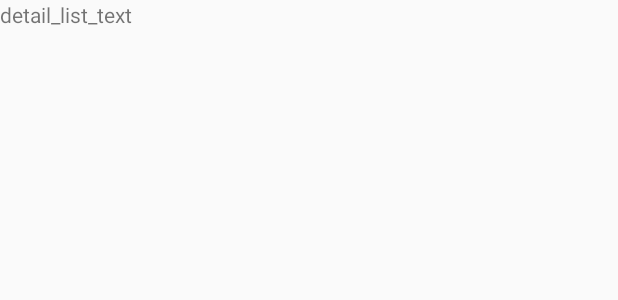
After one commit to AxmetES/conrtol_19.04.18_room_db, an Android app: the layout list_details_rv.xml on its own in the app's theme, with its tools: preview values and no code run, on a phone screen of 412 x 824 dp. The commit adds this screen. Shown: the top 300 px of the screen. Run offline under Robolectric (Android 15) with nearby library versions, the phone set to English and light mode, and no system bars.

Commit message:
in progress @TypeConverters mb full not test, add Second Adapter !

```diff
--- a/app/src/main/java/com/appcontroll/appcontroll_lists_db/Activitys/MainListAdapter.java
+++ b/app/src/main/java/com/appcontroll/appcontroll_lists_db/Activitys/MainListAdapter.java
@@ -28,7 +28,7 @@ class MainListAdapter extends RecyclerView.Adapter<MainListAdapter.ViewHolder>{
 
     @Override
     public MainListAdapter.ViewHolder onCreateViewHolder(ViewGroup parent, int viewType) {
-        View view = LayoutInflater.from(parent.getContext()).inflate(R.layout.list_ltem,parent,false);
+        View view = LayoutInflater.from(parent.getContext()).inflate(R.layout.list_ltem_rv,parent,false);
         return new ViewHolder(view);
     }
 
@@ -61,10 +61,8 @@ class MainListAdapter extends RecyclerView.Adapter<MainListAdapter.ViewHolder>{
                         Toast.makeText(context,"list deleted", Toast.LENGTH_SHORT).show();
                         return false;
                     }
-
                 });
                 popupMenu.show();
-
             }
         });
     }
--- a/app/src/main/java/com/appcontroll/appcontroll_lists_db/DAO/ToDoListDAO.java
+++ b/app/src/main/java/com/appcontroll/appcontroll_lists_db/DAO/ToDoListDAO.java
@@ -8,6 +8,7 @@ import android.arch.persistence.room.Query;
 import com.appcontroll.appcontroll_lists_db.Entitys.EntityItemList;
 import com.appcontroll.appcontroll_lists_db.Entitys.TodoList;
 
+import java.util.Date;
 import java.util.List;
 
 @Dao
@@ -22,6 +23,9 @@ public interface ToDoListDAO {
     @Query("SELECT * FROM listnametb")
     public List<EntityItemList> getlistnametb();
 
+    @Query("SELECT * FROM todolisttb ORDER BY todo_date")
+    public List<TodoList> getDate();
+
     @Query("SELECT * FROM todolisttb")
     public List<TodoList> getAllToDoItems();
 
--- a/app/src/main/java/com/appcontroll/appcontroll_lists_db/EntityItemListDB.java
+++ b/app/src/main/java/com/appcontroll/appcontroll_lists_db/EntityItemListDB.java
@@ -2,7 +2,9 @@ package com.appcontroll.appcontroll_lists_db;
 
 import android.arch.persistence.room.Database;
 import android.arch.persistence.room.RoomDatabase;
+import android.arch.persistence.room.TypeConverters;
 
+import com.appcontroll.appcontroll_lists_db.Activitys.TimestampConverter;
 import com.appcontroll.appcontroll_lists_db.DAO.EntityItemListDAO;
 import com.appcontroll.appcontroll_lists_db.DAO.ToDoListDAO;
 import com.appcontroll.appcontroll_lists_db.Entitys.EntityItemList;
@@ -13,6 +15,7 @@ import com.appcontroll.appcontroll_lists_db.Entitys.TodoList;
  */
 
 @Database(entities = {EntityItemList.class, TodoList.class}, version = 1)
+@TypeConverters({TimestampConverter.class})
 public abstract class EntityItemListDB extends RoomDatabase {
     public abstract EntityItemListDAO getEntityDao();
     public abstract ToDoListDAO toDoListDAO();
--- a/app/src/main/java/com/appcontroll/appcontroll_lists_db/ListAdaper.java
+++ b/app/src/main/java/com/appcontroll/appcontroll_lists_db/ListAdaper.java
@@ -27,7 +27,7 @@ public class ListAdaper extends RecyclerView.Adapter<ListAdaper.ViewHolder>{
 
     @Override
     public ViewHolder onCreateViewHolder(ViewGroup parent, int viewType) {
-        View view = View.inflate(context, R.layout.list_ltem,null);
+        View view = View.inflate(context, R.layout.list_ltem_rv,null);
         return new ViewHolder(view);
     }
 
--- /dev/null
+++ b/app/src/main/res/layout/list_details_rv.xml
@@ -0,0 +1,28 @@
+<?xml version="1.0" encoding="utf-8"?>
+<android.support.constraint.ConstraintLayout xmlns:android="http://schemas.android.com/apk/res/android"
+    android:layout_width="match_parent"
+    android:layout_height="match_parent"
+    xmlns:app="http://schemas.android.com/apk/res-auto">
+    <TextView
+        android:id="@+id/dl_text"
+        android:layout_width="match_parent"
+        android:layout_height="wrap_content"
+        android:text="detail_list_text"
+
+        app:layout_constraintTop_toTopOf="parent"
+        app:layout_constraintStart_toStartOf="parent"/>
+
+    <TextView
+        android:id="@+id/dl_date_text"
+        android:layout_width="wrap_content"
+        android:layout_height="wrap_content"
+        android:clickable="true"
+
+        app:layout_constraintTop_toBottomOf="@+id/dl_text"
+        app:layout_constraintStart_toStartOf="parent"/>
+
+
+
+
+
+</android.support.constraint.ConstraintLayout>
```
Also changed, not shown: app/src/main/java/com/appcontroll/appcontroll_lists_db/Activitys/SecondActivity.java (+41 -0 lines), app/src/main/java/com/appcontroll/appcontroll_lists_db/Activitys/TimestampConverter.java (added, +21 -0 lines), app/src/main/java/com/appcontroll/appcontroll_lists_db/Entitys/TodoList.java (+13 -1 lines), app/src/main/res/layout/list_ltem_rv.xml (renamed from app/src/main/res/layout/list_ltem.xml).
